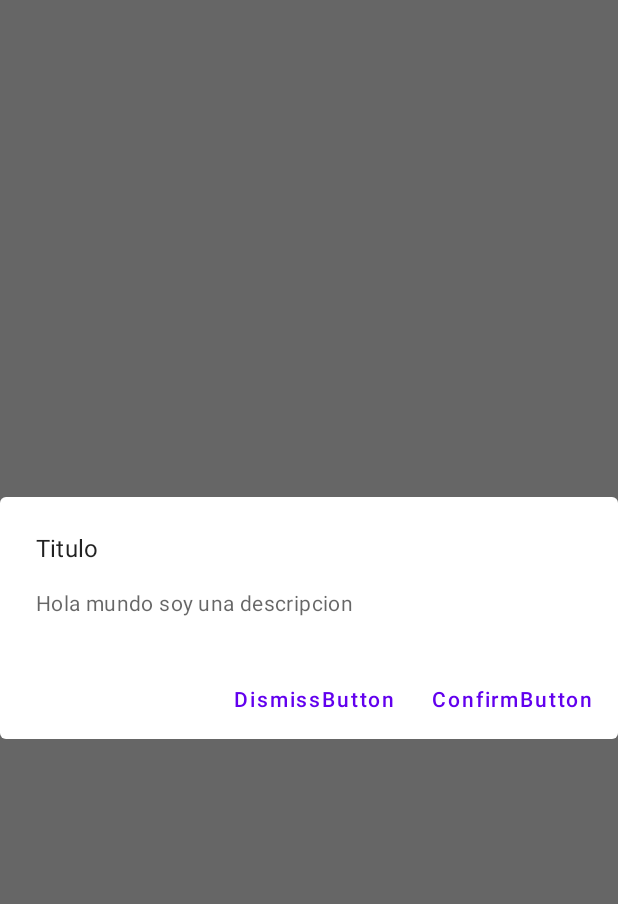
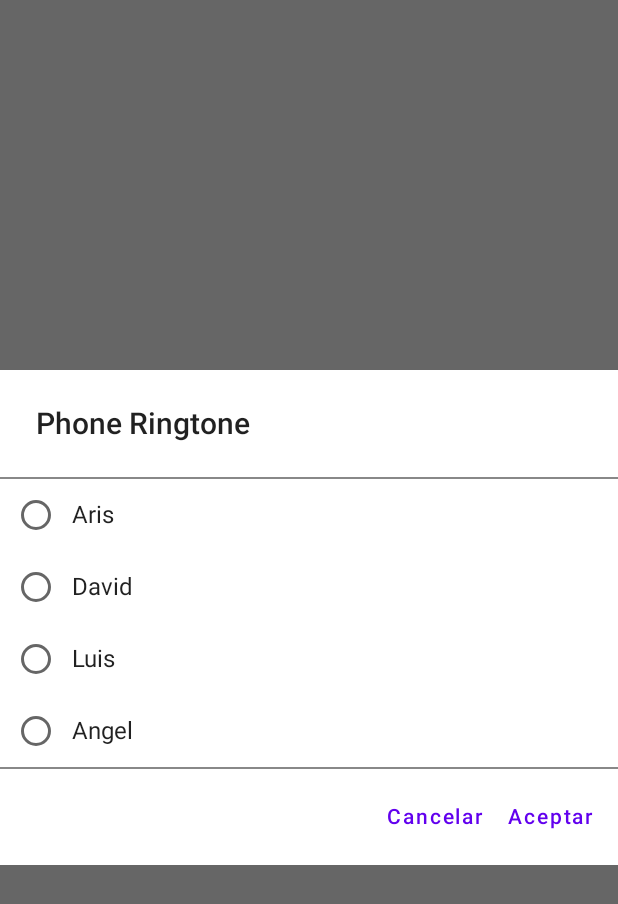
Before and after one commit to Luigi-Avila/JetpackComponents, an Android app built with Jetpack Compose: the screen it shows after launch (MainActivity), after a tap on "Show dialog", on a phone screen of 412 x 824 dp. Shown: the top 904 px of the screen. Run offline under Robolectric (Android 15) with nearby library versions, the phone set to English and light mode, and no system bars.

Commit message:
More dialog components added

```diff
--- a/app/src/main/java/com/example/jetpackcomponents/Dialogs.kt
+++ b/app/src/main/java/com/example/jetpackcomponents/Dialogs.kt
@@ -1,26 +1,150 @@
 package com.example.jetpackcomponents
 
+import androidx.annotation.DrawableRes
+import androidx.compose.foundation.Image
+import androidx.compose.foundation.background
+import androidx.compose.foundation.layout.*
+import androidx.compose.foundation.shape.CircleShape
 import androidx.compose.material.AlertDialog
+import androidx.compose.material.Divider
 import androidx.compose.material.Text
 import androidx.compose.material.TextButton
 import androidx.compose.runtime.Composable
+import androidx.compose.runtime.mutableStateOf
+import androidx.compose.runtime.saveable.rememberSaveable
+import androidx.compose.ui.Alignment
+import androidx.compose.ui.Modifier
+import androidx.compose.ui.draw.clip
+import androidx.compose.ui.graphics.Color
+import androidx.compose.ui.layout.ContentScale
+import androidx.compose.ui.res.painterResource
+import androidx.compose.ui.text.font.FontWeight
+import androidx.compose.ui.unit.dp
+import androidx.compose.ui.unit.sp
+import androidx.compose.ui.window.Dialog
+import androidx.compose.ui.window.DialogProperties
+import androidx.compose.runtime.getValue
+import androidx.compose.runtime.setValue
+
+
+@Composable
+fun MyConfirmationDialog(show: Boolean, onDismiss: () -> Unit) {
+    if (show) {
+        Dialog(onDismissRequest = { onDismiss() }) {
+            Column(
+                Modifier
+                    .fillMaxWidth()
+                    .background(Color.White)
+            ) {
+                MyTitleDialog(text = "Phone Ringtone", modifier = Modifier.padding(24.dp))
+                Divider(Modifier.fillMaxWidth(), Color.Gray)
+                var name by rememberSaveable { mutableStateOf("") }
+                MyRadioButtonStateHosting(name = name, onItemSelected = { name = it })
+                Divider(Modifier.fillMaxWidth(), Color.Gray)
+                Row(Modifier.align(Alignment.End).padding(8.dp)) {
+                    TextButton(onClick = { }) {
+                        Text(text = "Cancelar")
+                    }
+                    TextButton(onClick = { }) {
+                        Text(text = "Aceptar")
+                    }
+                }
+            }
+        }
+    }
+}
+
+@Composable
+fun MyCustomDialog(show: Boolean, onDismiss: () -> Unit) {
+    if (show) {
+        Dialog(
+            onDismissRequest = { onDismiss() },
+            properties = DialogProperties(dismissOnBackPress = false, dismissOnClickOutside = false)
+        ) {
+            Column(
+                Modifier
+                    .fillMaxWidth()
+                    .padding(24.dp)
+                    .background(Color.White)
+            ) {
+                MyTitleDialog(text = "Ejemplo")
+                MyAccountItem(email = "Ejemplo1@gmail.com", drawable = R.drawable.avatargo)
+                MyAccountItem(email = "Ejemplo2@gmail.com", drawable = R.drawable.avatargo)
+                MyAccountItem(email = "Ejemplo3@gmail.com", drawable = R.drawable.avatargo)
+            }
+
+        }
+    }
+}
+
+
+@Composable
+fun MySimpleCustomDialog(show: Boolean, onDismiss: () -> Unit) {
+    if (show) {
+        Dialog(
+            onDismissRequest = { onDismiss() },
+            properties = DialogProperties(dismissOnBackPress = false, dismissOnClickOutside = false)
+        ) {
+            Column(
+                Modifier
+                    .fillMaxWidth()
+                    .padding(24.dp)
+                    .background(Color.White)
+            ) {
+                Text(text = "Ejemplo 1")
+                Text(text = "Ejemplo 2")
+                Text(text = "Ejemplo 3")
+                Text(text = "Ejemplo 4")
+                Text(text = "Ejemplo 5")
+            }
+        }
+    }
+}
+
 
 @Composable
 fun MyDialog(show: Boolean, onDismiss: () -> Unit, onConfirm: () -> Unit) {
     if (show) {
         AlertDialog(
-            onDismissRequest = { onDismiss()},
+            onDismissRequest = { onDismiss() },
             title = { Text(text = "Titulo") },
             text = { Text(text = "Hola mundo soy una descripcion") },
             confirmButton = {
-                TextButton(onClick = { onConfirm()}) {
+                TextButton(onClick = { onConfirm() }) {
                     Text(text = "ConfirmButton")
                 }
             }, dismissButton = {
-                TextButton(onClick = {onDismiss()}) {
+                TextButton(onClick = { onDismiss() }) {
                     Text(text = "DismissButton")
                 }
             }
         )
     }
 }
+
+
+@Composable
+fun MyAccountItem(email: String, @DrawableRes drawable: Int) {
+    Row(verticalAlignment = Alignment.CenterVertically) {
+        Image(
+            painter = painterResource(id = drawable),
+            contentScale = ContentScale.Crop,
+            contentDescription = "Avatar",
+            modifier = Modifier
+                .clip(CircleShape)
+                .size(40.dp)
+                .padding(8.dp)
+        )
+        Text(text = email, fontSize = 14.sp, color = Color.Gray, modifier = Modifier.padding(8.dp))
+    }
+}
+
+@Composable
+fun MyTitleDialog(text: String, modifier: Modifier = Modifier.padding(bottom = 12.dp)) {
+    Text(
+        text = text,
+        fontSize = 20.sp,
+        fontWeight = FontWeight.SemiBold,
+        modifier = modifier
+    )
+}
--- a/app/src/main/java/com/example/jetpackcomponents/MainActivity.kt
+++ b/app/src/main/java/com/example/jetpackcomponents/MainActivity.kt
@@ -43,7 +43,7 @@ class MainActivity : ComponentActivity() {
             JetpackComponentsTheme {
                 // A surface container using the 'background' color from the theme
                 Surface(
-                    modifier = Modifier.fillMaxSize(),
+                    //modifier = Modifier.fillMaxSize(),
                     color = MaterialTheme.colors.background
                 ) {
                     //MyText()
@@ -94,10 +94,22 @@ class MainActivity : ComponentActivity() {
                         Button(onClick = { showDialog = true}) {
                             Text(text = "Show dialog")
                         }
+                        /*
                         MyDialog(
                             show = showDialog,
                             onDismiss = { showDialog = false },
                             onConfirm = { Log.i("Luigi", "Confirm click") })
+
+                         */
+
+                        /*
+                            MySimpleCustomDialog(show = showDialog, onDismiss = { showDialog = false})
+                         */
+                        /*
+                        MyCustomDialog(show = showDialog, onDismiss = { showDialog = false})
+
+                         */
+                        MyConfirmationDialog(show = showDialog, onDismiss = { showDialog = false})
                     }
 
                 }
@@ -141,6 +153,8 @@ fun DefaultPreview() {
         //MyAdvanceSlider()
         //MyRangeSlider()
         //MyDialog(show = true)
+        //MyCustomDialog(show = true, onDismiss = { false })
+        MyConfirmationDialog(show = true, onDismiss = {true})
     }
 }
 /**/
@@ -212,20 +226,20 @@ fun MyCard() {
 
 @Composable
 fun MyRadioButtonStateHosting(name: String, onItemSelected: (String) -> Unit) {
-    Column(Modifier.fillMaxSize()) {
-        Row() {
+    Column(Modifier.fillMaxWidth()) {
+        Row(verticalAlignment = Alignment.CenterVertically) {
             RadioButton(selected = name === "Aris", onClick = { onItemSelected("Aris") })
             Text(text = "Aris")
         }
-        Row() {
+        Row(verticalAlignment = Alignment.CenterVertically) {
             RadioButton(selected = name === "David", onClick = { onItemSelected("David") })
             Text(text = "David")
         }
-        Row() {
+        Row(verticalAlignment = Alignment.CenterVertically) {
             RadioButton(selected = name === "Luis", onClick = { onItemSelected("Luis") })
             Text(text = "Luis")
         }
-        Row() {
+        Row(verticalAlignment = Alignment.CenterVertically) {
             RadioButton(selected = name === "Angel", onClick = { onItemSelected("Angel") })
             Text(text = "Angel")
         }
```
Also changed, not shown: app/src/main/res/drawable/avatar.jpeg (added), app/src/main/res/drawable/avatargo.png (added).
